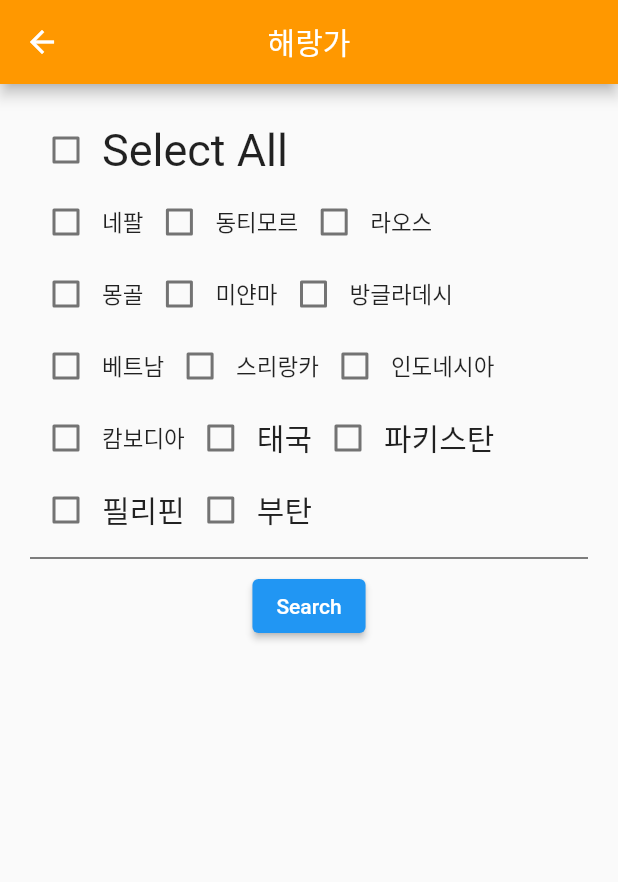
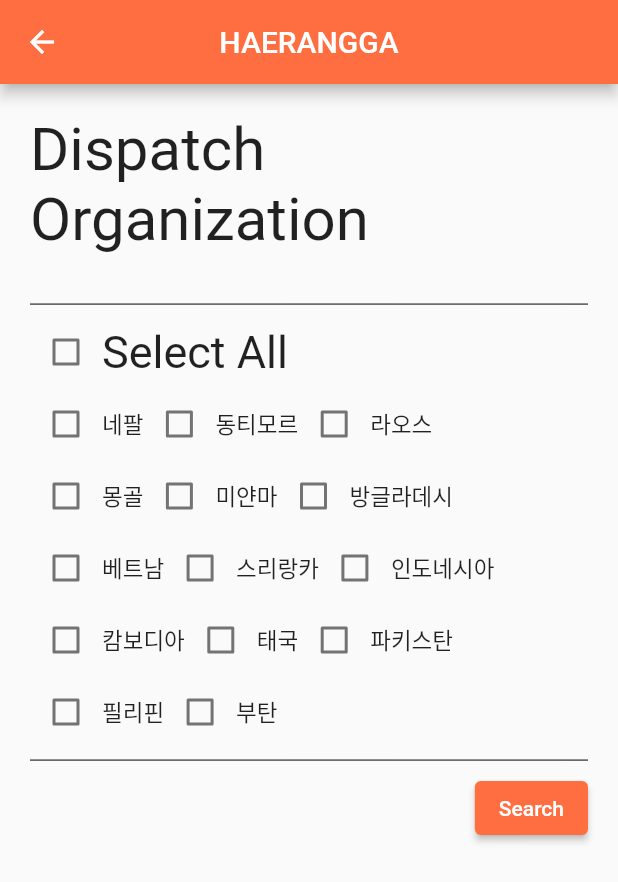
Before and after one commit to 21700340JuwonBaek/Haerangga, a Flutter app: the Dispatch screen opened directly, on a phone screen of 412 x 824 dp. Shown: the top 882 px of the screen. Run offline on Flutter 3.47's test engine with Material 2 defaults, Android fonts, the phone set to English and light mode, and no system bars; our stand-ins replace fluttertoast, url_launcher_web; missing offline and left inert: mysql1.

Commit message:
UI 변경

```diff
--- a/lib/dOrganizationExplain.dart
+++ b/lib/dOrganizationExplain.dart
@@ -25,9 +25,8 @@ class DOrganizationExplainState extends State<DOrganizationExplain> {
       appBar: AppBar(
         // Here we take the value from the MyHomePage object that was created by
         // the App.build method, and use it to set our appbar title.
-        title: Text('해랑가'),
-        centerTitle: true,
-        backgroundColor: Colors.orange,
+        title: Text('HAERANGGA'),
+        backgroundColor: Colors.deepOrangeAccent,
       ),
       body: Container(
           child: Column(
--- a/lib/dispatch.dart
+++ b/lib/dispatch.dart
@@ -49,15 +49,21 @@ class _DispatchState extends State<Dispatch> {
   Widget build(BuildContext context) {
     return Scaffold(
         appBar: AppBar(
-          title: Text('해랑가'),
+          title: Text('HAERANGGA'),
           centerTitle: true,
-          backgroundColor: Colors.orange,
+          backgroundColor: Colors.deepOrangeAccent,
         ),
         body: Container(
             child: Padding(
           padding: EdgeInsets.all(20),
           child: Column(
+            crossAxisAlignment: CrossAxisAlignment.start,
             children: [
+              Container(child: Text('Dispatch\nOrganization',style: TextStyle(fontSize: 40.0)),
+              margin: EdgeInsets.only(bottom: MediaQuery.of(context).size.height*0.03),),
+              Divider(
+                color: Colors.black,
+              ),
               Row(
                 children: [
                   Checkbox(
@@ -243,7 +249,7 @@ class _DispatchState extends State<Dispatch> {
                             country.update(11, (value) => TH);
                           });
                         }),
-                    Text('태국', style: TextStyle(fontSize: 20))
+                    Text('태국', style: TextStyle(fontSize: 15))
                   ],
                 ),
                 Row(
@@ -257,7 +263,7 @@ class _DispatchState extends State<Dispatch> {
                             country.update(12, (value) => PK);
                           });
                         }),
-                    Text('파키스탄', style: TextStyle(fontSize: 20))
+                    Text('파키스탄', style: TextStyle(fontSize: 15))
                   ],
                 ),
               ]),
@@ -273,7 +279,7 @@ class _DispatchState extends State<Dispatch> {
                             country.update(13, (value) => PH);
                           });
                         }),
-                    Text('필리핀', style: TextStyle(fontSize: 20)),
+                    Text('필리핀', style: TextStyle(fontSize: 15)),
                   ],
                 ),
                 Row(
@@ -287,14 +293,20 @@ class _DispatchState extends State<Dispatch> {
                             country.update(14, (value) => BT);
                           });
                         }),
-                    Text('부탄', style: TextStyle(fontSize: 20)),
+                    Text('부탄', style: TextStyle(fontSize: 15)),
                   ],
                 ),
               ]),
               Divider(
                 color: Colors.black,
               ),
-              ElevatedButton(
+              Row(
+                mainAxisAlignment: MainAxisAlignment.end,
+                children: [ElevatedButton(
+                  style: ButtonStyle(
+                    backgroundColor:
+                        MaterialStateProperty.all(Colors.deepOrangeAccent),
+                  ),
                   onPressed: () {
                     Navigator.push(
                         context,
@@ -305,6 +317,7 @@ class _DispatchState extends State<Dispatch> {
                     'Search',
                     style: TextStyle(color: Colors.white),
                   ),
+                )]
               )
             ],
           ),
--- a/lib/dispatchExplain.dart
+++ b/lib/dispatchExplain.dart
@@ -93,9 +93,8 @@ class _DispatchExplainState extends State<DispatchExplain> {
   Widget build(BuildContext context) {
     return Scaffold(
       appBar: AppBar(
-        title: Text('해랑가'),
-        centerTitle: true,
-        backgroundColor: Colors.orange,
+        title: Text('HAERANGGA'),
+        backgroundColor: Colors.deepOrangeAccent,
       ),
       body: Container(child: d_organization_list()),
     );
--- a/lib/dispatchSearch.dart
+++ b/lib/dispatchSearch.dart
@@ -67,9 +67,8 @@ class _dispatchSearchState extends State<dispatchSearch> {
       appBar: AppBar(
         // Here we take the value from the MyHomePage object that was created by
         // the App.build method, and use it to set our appbar title.
-        title: Text('해랑가'),
-        centerTitle: true,
-        backgroundColor: Colors.orange,
+        title: Text('HAERANGGA'),
+        backgroundColor: Colors.deepOrangeAccent,
       ),
       body: Container(child: dispatchList()),
     );
--- a/lib/dispatch_explain.dart
+++ b/lib/dispatch_explain.dart
@@ -93,9 +93,8 @@ class _dispatch_explainState extends State<dispatch_explain> {
   Widget build(BuildContext context) {
     return Scaffold(
       appBar: AppBar(
-        title: Text('해랑가'),
-        centerTitle: true,
-        backgroundColor: Colors.orange,
+        title: Text('HAERANGGA'),
+        backgroundColor: Colors.deepOrangeAccent,
       ),
       body: Container(child: d_organization_list()),
     );
--- a/lib/generated_plugin_registrant.dart
+++ b/lib/generated_plugin_registrant.dart
@@ -4,12 +4,14 @@
 
 // ignore_for_file: lines_longer_than_80_chars
 
+import 'package:fluttertoast/fluttertoast_web.dart';
 import 'package:url_launcher_web/url_launcher_web.dart';
 
 import 'package:flutter_web_plugins/flutter_web_plugins.dart';
 
 // ignore: public_member_api_docs
 void registerPlugins(Registrar registrar) {
+  FluttertoastWebPlugin.registerWith(registrar);
   UrlLauncherPlugin.registerWith(registrar);
   registrar.registerMessageHandler();
 }
--- a/pubspec.yaml
+++ b/pubspec.yaml
@@ -26,6 +26,8 @@ dependencies:
     sdk: flutter
   intl: ^0.15.6
   url_launcher: ^5.4.0
+  fluttertoast: ^8.0.7
+
   #dio: 1.0.0
 
 
```
Also changed, not shown: lib/d_organization_explain.dart (+11 -8 lines), pubspec.lock, 2 other files. Lines whose indentation alone changed are shown as unchanged.
